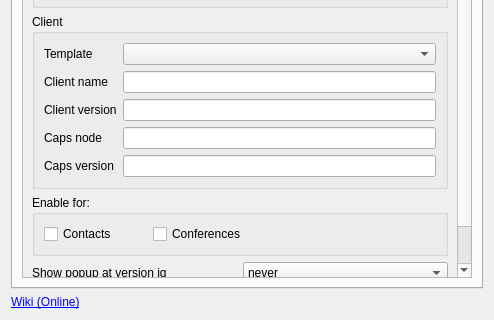
First picture: the form in generic/clientswitcherplugin/options.ui, repository psi-im/plugins, before the edit; both pictures show x 0 to 494 and y 195 to 515 of the 494 by 515 pixel window.
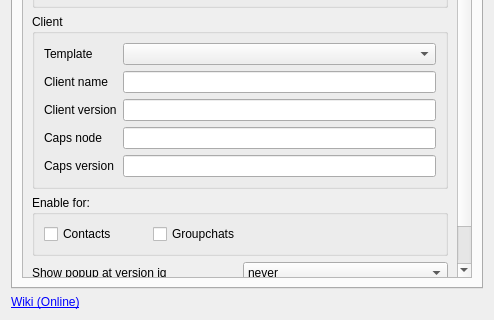
Second picture: the form after the edit.

Commit message: Use Groupchat word instead of MUC or Conference

```diff
--- a/generic/clientswitcherplugin/options.ui
+++ b/generic/clientswitcherplugin/options.ui
@@ -275,7 +275,7 @@
                 <item>
                  <widget class="QCheckBox" name="cb_conferencesenable">
                   <property name="text">
-                   <string>Conferences</string>
+                   <string>Groupchats</string>
                   </property>
                  </widget>
                 </item>
```
The commit also changes 12 other files.
